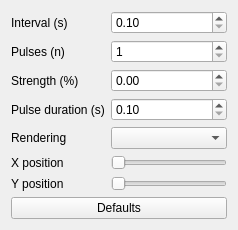
This is Effects/SmoothBlink/SmoothBlink.ui in DLdota/OpenRGBEffectsPlugin as Qt 5 draws it before an edit. The edited form follows.
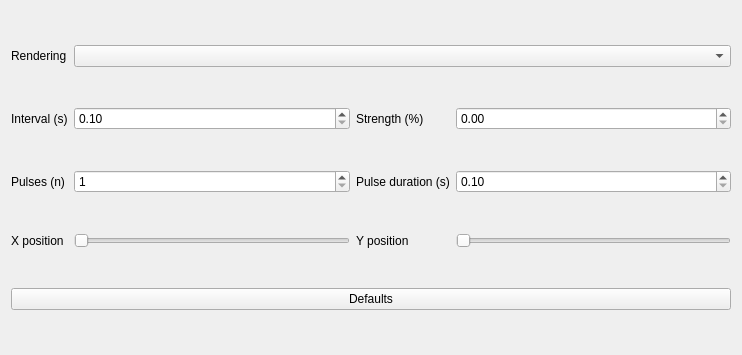
This is the edited form. Custom widgets are drawn as their Qt base class.

Commit message: Ui modification for several effects

The edit to the form file:
```diff
--- a/Effects/SmoothBlink/SmoothBlink.ui
+++ b/Effects/SmoothBlink/SmoothBlink.ui
@@ -6,28 +6,46 @@
    <rect>
     <x>0</x>
     <y>0</y>
-    <width>238</width>
-    <height>226</height>
+    <width>742</width>
+    <height>355</height>
    </rect>
   </property>
   <property name="windowTitle">
    <string>Form</string>
   </property>
-  <layout class="QGridLayout" name="gridLayout">
-   <item row="3" column="1">
-    <widget class="QDoubleSpinBox" name="pulse_duration">
-     <property name="minimum">
-      <double>0.100000000000000</double>
+  <layout class="QGridLayout" name="gridLayout" columnstretch="0,1,0,1">
+   <item row="0" column="1" colspan="3">
+    <widget class="QComboBox" name="rendering"/>
+   </item>
+   <item row="0" column="0">
+    <widget class="QLabel" name="rendering_label">
+     <property name="text">
+      <string>Rendering</string>
      </property>
-     <property name="maximum">
-      <double>100.000000000000000</double>
+    </widget>
+   </item>
+   <item row="1" column="0">
+    <widget class="QLabel" name="interval_label">
+     <property name="text">
+      <string>Interval (s)</string>
      </property>
-     <property name="singleStep">
-      <double>0.100000000000000</double>
+    </widget>
+   </item>
+   <item row="1" column="2">
+    <widget class="QLabel" name="strength_label">
+     <property name="text">
+      <string>Strength (%)</string>
      </property>
     </widget>
    </item>
    <item row="1" column="1">
+    <widget class="QDoubleSpinBox" name="interval">
+     <property name="minimum">
+      <double>0.100000000000000</double>
+     </property>
+    </widget>
+   </item>
+   <item row="2" column="1">
     <widget class="QSpinBox" name="pulses">
      <property name="minimum">
       <number>1</number>
@@ -37,14 +55,7 @@
      </property>
     </widget>
    </item>
-   <item row="7" column="0" colspan="2">
-    <widget class="QPushButton" name="defaults">
-     <property name="text">
-      <string>Defaults</string>
-     </property>
-    </widget>
-   </item>
-   <item row="2" column="1">
+   <item row="1" column="3">
     <widget class="QDoubleSpinBox" name="strength">
      <property name="minimum">
       <double>0.000000000000000</double>
@@ -57,76 +68,62 @@
      </property>
     </widget>
    </item>
-   <item row="4" column="0">
-    <widget class="QLabel" name="rendering_label">
+   <item row="2" column="2">
+    <widget class="QLabel" name="pulse_duration_label">
      <property name="text">
-      <string>Rendering</string>
+      <string>Pulse duration (s)</string>
      </property>
     </widget>
    </item>
-   <item row="0" column="0">
-    <widget class="QLabel" name="interval_label">
-     <property name="text">
-      <string>Interval (s)</string>
-     </property>
-    </widget>
-   </item>
-   <item row="4" column="1">
-    <widget class="QComboBox" name="rendering"/>
-   </item>
-   <item row="5" column="0">
-    <widget class="QLabel" name="cx_label">
-     <property name="text">
-      <string>X position</string>
-     </property>
-    </widget>
-   </item>
-   <item row="6" column="1">
-    <widget class="QTooltipedSlider" name="cy">
-     <property name="orientation">
-      <enum>Qt::Horizontal</enum>
-     </property>
-    </widget>
-   </item>
-   <item row="5" column="1">
-    <widget class="QTooltipedSlider" name="cx">
-     <property name="orientation">
-      <enum>Qt::Horizontal</enum>
-     </property>
-    </widget>
-   </item>
-   <item row="0" column="1">
-    <widget class="QDoubleSpinBox" name="interval">
+   <item row="2" column="3">
+    <widget class="QDoubleSpinBox" name="pulse_duration">
      <property name="minimum">
       <double>0.100000000000000</double>
      </property>
-    </widget>
-   </item>
-   <item row="6" column="0">
-    <widget class="QLabel" name="cy_label">
-     <property name="text">
-      <string>Y position</string>
+     <property name="maximum">
+      <double>100.000000000000000</double>
      </property>
     </widget>
    </item>
-   <item row="1" column="0">
+   <item row="2" column="0">
     <widget class="QLabel" name="pulses_label">
      <property name="text">
       <string>Pulses (n)</string>
      </property>
     </widget>
    </item>
-   <item row="2" column="0">
-    <widget class="QLabel" name="strength_label">
+   <item row="3" column="2">
+    <widget class="QLabel" name="cy_label">
      <property name="text">
-      <string>Strength (%)</string>
+      <string>Y position</string>
      </property>
     </widget>
    </item>
    <item row="3" column="0">
-    <widget class="QLabel" name="pulse_duration_label">
+    <widget class="QLabel" name="cx_label">
      <property name="text">
-      <string>Pulse duration (s)</string>
+      <string>X position</string>
+     </property>
+    </widget>
+   </item>
+   <item row="3" column="1">
+    <widget class="QTooltipedSlider" name="cx">
+     <property name="orientation">
+      <enum>Qt::Horizontal</enum>
+     </property>
+    </widget>
+   </item>
+   <item row="3" column="3">
+    <widget class="QTooltipedSlider" name="cy">
+     <property name="orientation">
+      <enum>Qt::Horizontal</enum>
+     </property>
+    </widget>
+   </item>
+   <item row="4" column="0" colspan="4">
+    <widget class="QPushButton" name="defaults">
+     <property name="text">
+      <string>Defaults</string>
      </property>
     </widget>
    </item>
```
Left out of the diff: 3 changed lines with no effect on the pictures. The commit also changes 7 other files.
